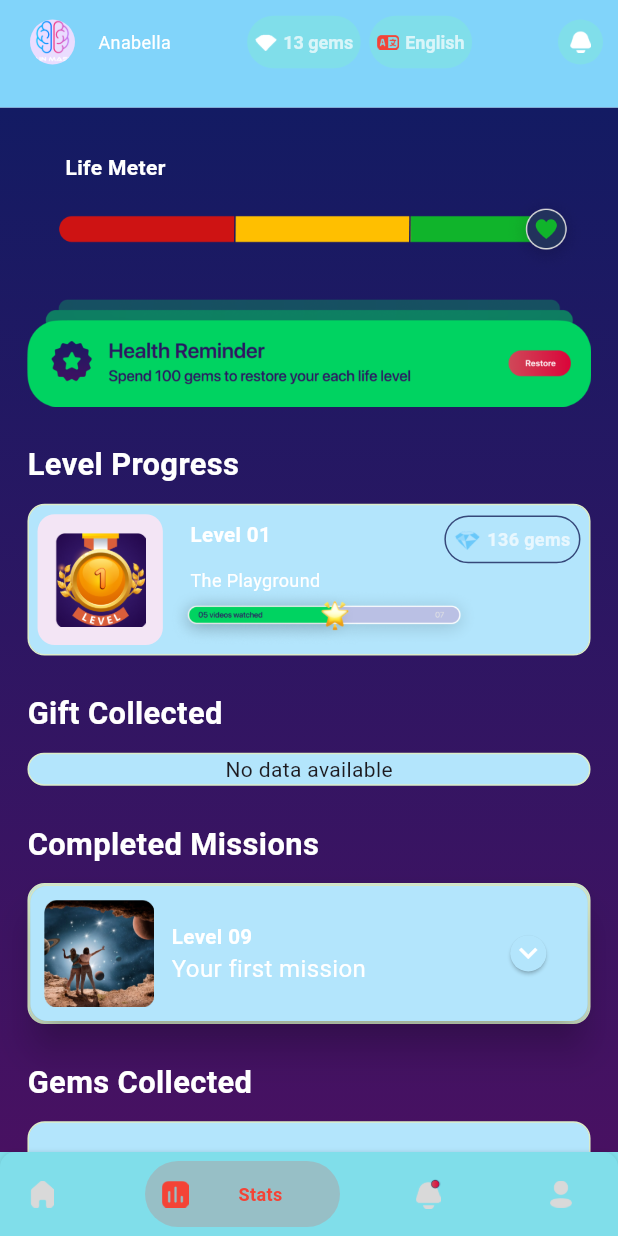
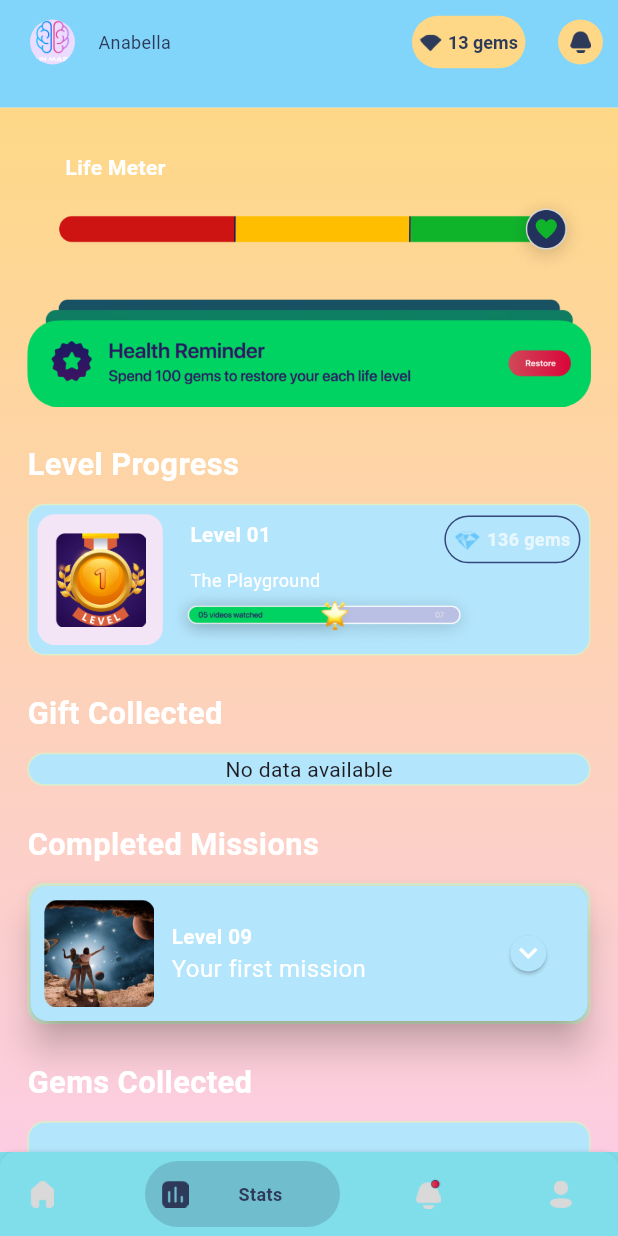
Before and after one commit to aiqalatif/BrainyQuest, a Flutter app: the CustomNavBar screen opened directly, item 2 of the bottom bar chosen, on a phone screen of 412 x 824 dp. Run offline on Flutter 3.47's test engine with Material 3 defaults, Android fonts, the light colour scheme and no system bars; drawn by our look-alikes of auto_size_text, bottom_navy_bar; our stand-ins replace cloud_firestore, firebase_auth, firebase_core, firebase_storage, flick_video_player, flutter_screenutil and 4 more; accounts and stored records are empty.

Commit message:
update the code

```diff
--- a/lib/screens/home/components/upcoming_missions.dart
+++ b/lib/screens/home/components/upcoming_missions.dart
@@ -172,7 +172,7 @@ class UpcomingMissions extends StatelessWidget {
                         final mission =
                             missionList[missionIndex] as Map<String, dynamic>;
                         final missions = mission['missions'] ?? 'No Name';
-                        final status = mission['status'] ?? 'No Status';
+                        final status = mission['status'] ?? false;
                         final docId = doc.id;
 
                         return Column(
--- a/lib/screens/notifications.dart
+++ b/lib/screens/notifications.dart
@@ -11,7 +11,7 @@ class Notifications extends StatelessWidget {
   Widget build(BuildContext context) {
     return Scaffold(
       appBar: AppBar(
-        backgroundColor: const Color(0xFF1C1B54),
+        backgroundColor: const Color(0xFF81D4FA),
         elevation: 10,
         shadowColor: Colors.yellow.withOpacity(0.3),
         leadingWidth: 50,
@@ -48,8 +48,8 @@ class Notifications extends StatelessWidget {
         decoration: const BoxDecoration(
           gradient: LinearGradient(
             colors: [
-              Color(0xFF131B63),
-              Color(0xFF481162),
+              Color(0xFFfed887),
+              Color(0xFFFCCDE2),
             ],
             begin: Alignment.topCenter,
             end: Alignment.bottomCenter,
--- a/lib/screens/profile_screen/user_profile.dart
+++ b/lib/screens/profile_screen/user_profile.dart
@@ -26,7 +26,7 @@ class UserProfile extends StatefulWidget {
 }
 
 class _UserProfileState extends State<UserProfile> {
-  String userId = FirebaseAuth.instance.currentUser!.uid;
+  // String userId = FirebaseAuth.instance.currentUser!.uid;
   bool _isSwitched = false;
 
   @override
@@ -36,11 +36,11 @@ class _UserProfileState extends State<UserProfile> {
         preferredSize: Size.fromHeight(60.0),
         child: CustomAppbar(),
       ),
-      backgroundColor: const Color(0xFF201963), // Dark background color
+      backgroundColor: const Color(0xFF81D4FA), // Dark background color
       body: StreamBuilder<DocumentSnapshot>(
           stream: FirebaseFirestore.instance
               .collection('users')
-              .doc(userId)
+              .doc("userId")
               .snapshots(),
           builder: (context, snapshot) {
             if (snapshot.connectionState == ConnectionState.waiting) {
--- a/lib/screens/stats/stats.dart
+++ b/lib/screens/stats/stats.dart
@@ -32,8 +32,8 @@ class _StatsState extends State<Stats> {
         decoration: const BoxDecoration(
           gradient: LinearGradient(
             colors: [
-              Color(0xFF131B63),
-              Color(0xFF481162),
+              Color(0xFFfed887),
+              Color(0xFFFCCDE2),
             ],
             begin: Alignment.topCenter,
             end: Alignment.bottomCenter,
--- a/lib/widgets/custom_appbar.dart
+++ b/lib/widgets/custom_appbar.dart
@@ -32,7 +32,7 @@ class CustomAppbar extends StatelessWidget {
               text: label,
               style: const TextStyle(
                 fontSize: 5,
-                color: Colors.white70,
+                color: Color(0xFF2E3A59),
                 fontWeight: FontWeight.w600,
               ),
             ),
@@ -119,38 +119,39 @@ class CustomAppbar extends StatelessWidget {
               SizedBox(width: 13.h),
               const CText(
                 text: "Anabella",
-                style: TextStyle(color: Colors.white, fontSize: 12),
+                style: TextStyle(color: Color(0xFF2E3A59), fontSize: 12),
               ),
             ],
           ),
         ),
         title: Row(
+          mainAxisAlignment: MainAxisAlignment.end,
           children: [
             Container(
               decoration: BoxDecoration(
-                  color: const Color(0xFF80DEEA),  // Lighter Sky blue color
+                  color:  Color(0xFFfed887), // Lighter Sky blue color
                   borderRadius: BorderRadius.circular(30)),
               child: _buildStatButton(
                 '13 gems',
                 'assets/images/diamond.png',
-                Colors.white,
+                Color(0xFF2E3A59),
                 (details) {},
               ),
             ),
             SizedBox(width: 5.w),
-            Container(
-              decoration: BoxDecoration(
-                  color: const Color(0xFF80DEEA),  // Lighter Sky blue color
-                  borderRadius: BorderRadius.circular(30)),
-              child: _buildStatButton(
-                'English',
-                'assets/images/language.png',
-                Colors.red,
-                (details) {
-                  _showCustomMenu(context, details.globalPosition);
-                },
-              ),
-            ),
+            // Container(
+            //   decoration: BoxDecoration(
+            //       color:  Color(0xFFfed887),  // Lighter Sky blue color
+            //       borderRadius: BorderRadius.circular(30)),
+            //   child: _buildStatButton(
+            //     'English',
+            //     'assets/images/language.png',
+            //     Color(0xFF2E3A59),
+            //     (details) {
+            //       _showCustomMenu(context, details.globalPosition);
+            //     },
+            //   ),
+            // ),
           ],
         ),
         actions: [
@@ -161,10 +162,10 @@ class CustomAppbar extends StatelessWidget {
             child: Padding(
               padding: const EdgeInsets.only(right: 10.0),
               child: CircleAvatar(
-                backgroundColor: const Color(0xFF80DEEA),  // Lighter Sky blue color
+                backgroundColor: const Color(0xFFfed887),  // Lighter Sky blue color
                 radius: 15,
                 child: Image.asset('assets/images/notification.png',
-                    width: 15, height: 15, color: Colors.white),
+                    width: 15, height: 15, color: Color(0xFF2E3A59),),
               ),
             ),
           ),
--- a/lib/widgets/custom_bottom_nav_bar.dart
+++ b/lib/widgets/custom_bottom_nav_bar.dart
@@ -51,7 +51,7 @@ class _CustomNavBarState extends State<CustomNavBar> {
               child: Center(
                 child: Image(
                   height: 18,
-                  color: _currentIndex == 0 ? Colors.red : null,
+                  color: _currentIndex == 0 ? Color(0xFF2E3A59) : null,
                   image: const AssetImage("assets/images/home.png"),
                 ),
               ),
@@ -65,7 +65,7 @@ class _CustomNavBarState extends State<CustomNavBar> {
                     ),
                   )
                 : const SizedBox.shrink(),
-            activeColor: Colors.red,
+            activeColor: Color(0xFF2E3A59),
             textAlign: TextAlign.center,
           ),
           BottomNavyBarItem(
@@ -75,7 +75,7 @@ class _CustomNavBarState extends State<CustomNavBar> {
               child: Center(
                 child: Image(
                   height: 18,
-                  color: _currentIndex == 1 ? Colors.red : null,
+                  color: _currentIndex == 1 ? Color(0xFF2E3A59) : null,
                   image: const AssetImage("assets/images/stats.png"),
                 ),
               ),
@@ -89,7 +89,7 @@ class _CustomNavBarState extends State<CustomNavBar> {
                     ),
                   )
                 : const SizedBox.shrink(),
-            activeColor: Colors.red,
+            activeColor: Color(0xFF2E3A59),
             textAlign: TextAlign.center,
           ),
           BottomNavyBarItem(
@@ -99,7 +99,7 @@ class _CustomNavBarState extends State<CustomNavBar> {
               child: Center(
                 child: Image(
                   height: 20,
-                  color: _currentIndex == 2 ? Colors.red : null,
+                  color: _currentIndex == 2 ? Color(0xFF2E3A59) : null,
                   image: const AssetImage("assets/images/notifications.png"),
                 ),
               ),
@@ -113,7 +113,7 @@ class _CustomNavBarState extends State<CustomNavBar> {
                     ),
                   )
                 : const SizedBox.shrink(),
-            activeColor: Colors.red,
+            activeColor: Color(0xFF2E3A59),
             textAlign: TextAlign.center,
           ),
           BottomNavyBarItem(
@@ -123,7 +123,7 @@ class _CustomNavBarState extends State<CustomNavBar> {
               child: Center(
                 child: Image(
                   height: 18,
-                  color: _currentIndex == 3 ? Colors.red : null,
+                  color: _currentIndex == 3 ? Color(0xFF2E3A59) : null,
                   image: const AssetImage("assets/images/user.png"),
                 ),
               ),
@@ -137,7 +137,7 @@ class _CustomNavBarState extends State<CustomNavBar> {
                     ),
                   )
                 : const SizedBox.shrink(),
-            activeColor: Colors.red,
+            activeColor: Color(0xFF2E3A59),
             textAlign: TextAlign.center,
           ),
         ],
```
Also changed, not shown: lib/widgets/gride_view_level.dart (+10 -5 lines).
